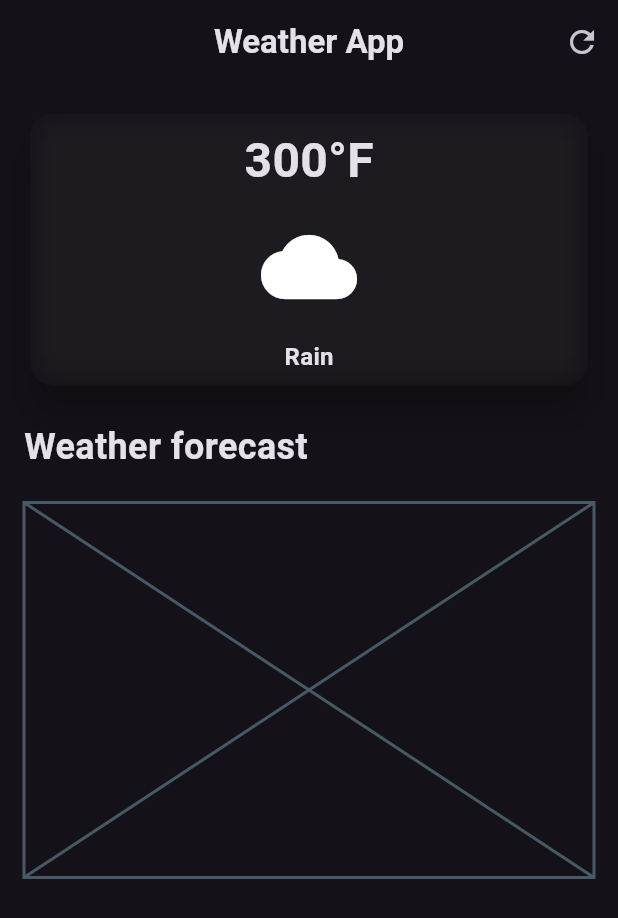
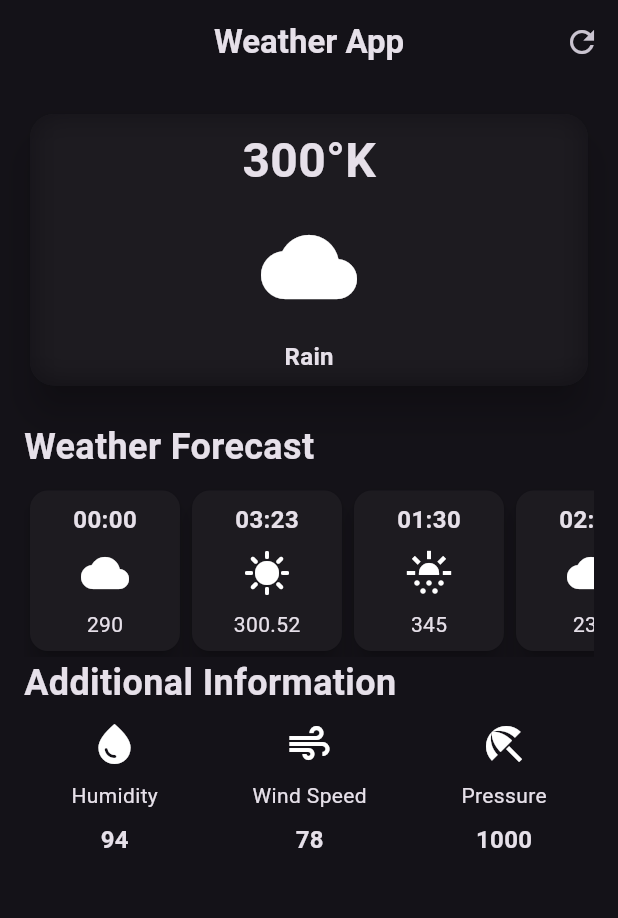
Before and after one commit to ichebadu/weather_app, a Flutter app: the screen it shows after launch, on a phone screen of 412 x 824 dp. Shown: the top 918 px of the screen. Run offline on Flutter 3.47's test engine with Material 3 defaults, Android fonts, the phone set to English and light mode, and no system bars.

Commit message:
Weather UI implementation

```diff
--- /dev/null
+++ b/lib/additional_info_item.dart
@@ -0,0 +1,37 @@
+import 'package:flutter/material.dart';
+
+
+
+class additionalInfoItem extends StatelessWidget {
+  final IconData icon;
+  final String label;
+  final String value;
+  const additionalInfoItem({
+    super.key,
+    required this.icon,
+    required this.label,
+    required this.value
+  });
+
+  @override
+  Widget build(BuildContext context) {
+    return  Column(
+      children: [
+        Icon(
+          icon,
+          size: 32,
+        ),
+        const SizedBox(height: 8),
+        Text(label),
+        const SizedBox(height: 8),
+        Text(
+          value,
+          style: const TextStyle(
+              fontSize: 16,
+              fontWeight: FontWeight.bold
+          ),
+        )
+      ],
+    );
+  }
+}
--- /dev/null
+++ b/lib/hourly_weather_forecast_item.dart
@@ -0,0 +1,46 @@
+import 'package:flutter/material.dart';
+
+
+class HourlyForecastItem extends StatelessWidget {
+  final String time;
+  final String temperature;
+  final IconData icon;
+const HourlyForecastItem({
+  super.key,
+  required this.time,
+  required this.icon,
+  required this.temperature
+});
+
+@override
+Widget build(BuildContext context) {
+  return Card(
+    elevation: 6,
+    child: Container(
+      width: 100,
+      padding: const EdgeInsets.all(8.0),
+      decoration: BoxDecoration(
+        borderRadius: BorderRadius.circular(12),
+      ),
+      child: Column(
+        children: [
+          Text(
+            time,
+            style: const TextStyle(
+              fontWeight: FontWeight.bold,
+              fontSize: 16,
+            ),
+          ),
+          const SizedBox(height: 8),
+          Icon(
+            icon,
+            size: 32,
+          ),
+          const SizedBox(height: 8),
+          Text(temperature),
+        ],
+      ),
+    ),
+  );
+}
+}
--- a/lib/weather_screen.dart
+++ b/lib/weather_screen.dart
@@ -1,8 +1,11 @@
 import 'dart:ui';
 import 'package:flutter/material.dart';
 
+import 'additional_info_item.dart';
+import 'hourly_weather_forecast_item.dart';
+
 class WeatherScreen extends StatelessWidget {
-  const WeatherScreen({super.key});
+  const WeatherScreen({Key? key});
 
   @override
   Widget build(BuildContext context) {
@@ -41,12 +44,12 @@ class WeatherScreen extends StatelessWidget {
                       sigmaX: 10,
                       sigmaY: 10,
                     ),
-                    child: Padding(
+                    child: const Padding(
                       padding: const EdgeInsets.all(8.0),
                       child: Column(
                         children: [
                           Text(
-                            '300°F',
+                            '300°K',
                             style: TextStyle(
                               fontSize: 32,
                               fontWeight: FontWeight.bold,
@@ -74,15 +77,72 @@ class WeatherScreen extends StatelessWidget {
             ),
             const SizedBox(height: 20),
             const Text(
-              'Weather forecast',
+              'Weather Forecast',
               style: TextStyle(
                 fontSize: 24,
                 fontWeight: FontWeight.bold,
               ),
             ),
-            const SizedBox(height: 20),
-            const Placeholder(
-              fallbackHeight: 250,
+            const SizedBox(height: 8),
+            const SingleChildScrollView(
+              scrollDirection: Axis.horizontal,
+              child: Row(
+                children: [
+                  HourlyForecastItem(
+                    time: '00:00',
+                    icon: Icons.cloud,
+                    temperature: '290',
+                  ),
+                  HourlyForecastItem(
+                    time: '03:23',
+                    icon: Icons.sunny,
+                    temperature: '300.52',
+                  ),
+                  HourlyForecastItem(
+                    time: '01:30',
+                    icon: Icons.sunny_snowing,
+                    temperature: '345',
+                  ),
+                  HourlyForecastItem(
+                    time: '02:45',
+                    icon: Icons.cloud,
+                    temperature: '233',
+                  ),
+                  HourlyForecastItem(
+                    time: '04:78',
+                    icon: Icons.cloud,
+                    temperature: '100',
+                  ),
+                ],
+              ),
+            ),
+            const Text(
+              'Additional Information',
+              style: TextStyle(
+                fontSize: 24,
+                fontWeight: FontWeight.bold,
+              ),
+            ),
+            const SizedBox(height: 8),
+            const Row(
+              mainAxisAlignment: MainAxisAlignment.spaceAround,
+              children: [
+                  additionalInfoItem(
+                    icon: Icons.water_drop,
+                    label: 'Humidity',
+                    value: '94',
+                  ),
+                  additionalInfoItem(
+                    icon: Icons.air,
+                    label: 'Wind Speed',
+                    value: '78',
+                  ),
+                  additionalInfoItem(
+                    icon: Icons.beach_access,
+                    label: 'Pressure',
+                    value: '1000',
+                  ),
+              ],
             ),
           ],
         ),
```
